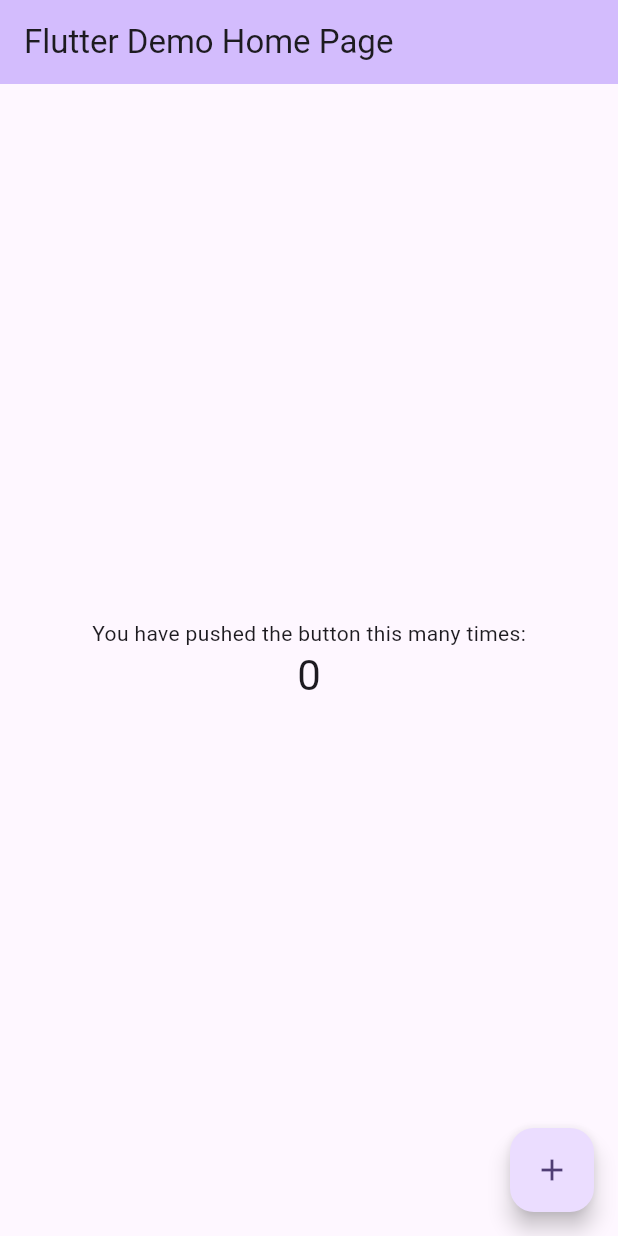
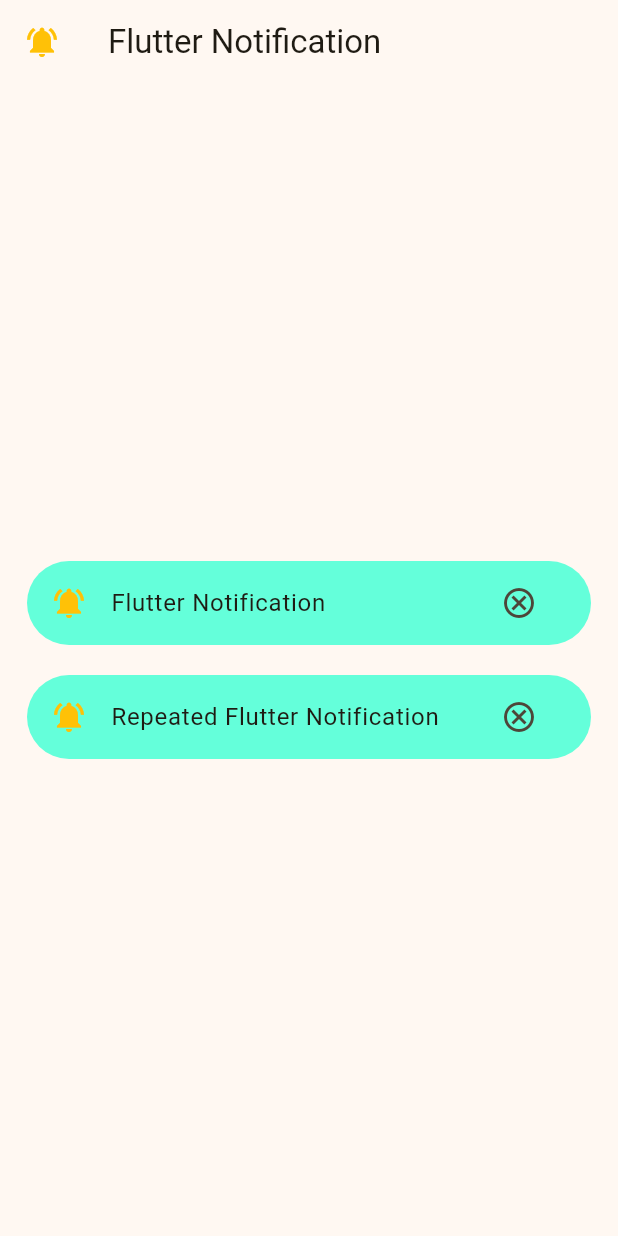
Before and after one commit to orabito/fcm_notification, a Flutter app: the screen it shows after launch, on a phone screen of 412 x 824 dp. Run offline on Flutter 3.47's test engine with Material 2 defaults, Android fonts, the phone set to English and light mode, and no system bars; our stand-ins replace flutter_local_notifications.

Commit message:
show basic notification and repeated

```diff
--- a/lib/local_service.dart
+++ b/lib/local_service.dart
@@ -1,9 +1,125 @@
-class LocalService{
+import 'package:flutter/material.dart';
+import 'package:flutter_local_notifications/flutter_local_notifications.dart';
 
+class LocalService {
+  // Initialize notifications plugin
+  static FlutterLocalNotificationsPlugin flutterLocalNotificationsPlugin =
+  FlutterLocalNotificationsPlugin();
+  // Notification Channel Configuration (Android 8.0+)
+  static const AndroidNotificationChannel _channel = AndroidNotificationChannel(
+    'high_importance_channel',// Unique channel ID
+    'High Importance Notifications',// User-visible name
+    description: 'This channel is used for important notifications.',  // Channel description in settings
+    importance: Importance.max,// Maximum priority (heads-up notification)
+    playSound: true,
+    // Custom sound from res/raw/notification_sound.mp3
+    sound: RawResourceAndroidNotificationSound('notification_sound'),
+
+  );
+
+  static Future<void> init() async {
+    // Request notification permissions (Android 13+)
+    await flutterLocalNotificationsPlugin
+        .resolvePlatformSpecificImplementation<
+        AndroidFlutterLocalNotificationsPlugin>()
+        ?.requestNotificationsPermission();
+    // Platform-specific initialization settings
+    const InitializationSettings settings = InitializationSettings(
+      android: AndroidInitializationSettings('@mipmap/ic_launcher'),
+      iOS: DarwinInitializationSettings(
+        requestAlertPermission: true, // Request alert permission
+        requestBadgePermission: true, // Request badge permission
+        requestSoundPermission: true, // Request sound permission
+      ),
+    );
+
+    // Initialize the plugin
+    await flutterLocalNotificationsPlugin.initialize(
+      settings,
+      // Handle notification taps
+      onDidReceiveNotificationResponse: (response) {
+        print('Notification tapped!');
+      },
+    );
+// Create notification channel (Android 8.0+)
+    await flutterLocalNotificationsPlugin
+        .resolvePlatformSpecificImplementation<
+        AndroidFlutterLocalNotificationsPlugin>()
+        ?.createNotificationChannel(_channel);
+  }
+  // Android-specific notification details &&basic function
+  static Future<void> showBasicNotification() async {
+    //use it in details
+    const AndroidNotificationDetails androidDetails =
+    AndroidNotificationDetails(
+      'high_importance_channel', // Same channel ID
+      'High Importance Notifications',// Channel name
+      channelDescription: 'This channel is used for important notifications.',
+      importance: Importance.max,// Maximum importance
+      priority: Priority.high,// High priority
+      ticker: 'ticker',// Text that appears in status bar
+      color: Colors.blue,
+      enableLights: true,
+      ledColor: Colors.red,
+      ledOnMs: 1000,
+      ledOffMs: 500,
+    );
+    // Platform-independent notification details
+    const NotificationDetails details = NotificationDetails(
+      android: androidDetails,
+      iOS: DarwinNotificationDetails(
+        presentAlert: true,
+        presentBadge: true,
+        presentSound: true,
+      ),
+    );
+
+    await flutterLocalNotificationsPlugin.show(
+      0,
+      'Hello!',
+      'This is a notification from Flutter',
+      details,
+      payload: 'notification_payload',
+    );
+  }
+  //repeated function
+  static Future<void> showRepeatedNotification() async {
+    //use it in details
+    const AndroidNotificationDetails androidDetails =
+    AndroidNotificationDetails(
+      'high_importance_channel 2', // Same channel ID
+      'High Importance Notifications',// Channel name
+      channelDescription: 'This channel is used for important notifications.',
+      importance: Importance.max,// Maximum importance
+      priority: Priority.high,// High priority
+      ticker: 'ticker',// Text that appears in status bar
+      color: Colors.blue,
+      enableLights: true,
+      ledColor: Colors.red,
+      ledOnMs: 1000,
+      ledOffMs: 500,
+    );
+    // Platform-independent notification details
+    const NotificationDetails details = NotificationDetails(
+      android: androidDetails,
+      iOS: DarwinNotificationDetails(
+        presentAlert: true,
+        presentBadge: true,
+        presentSound: true,
+      ),
+    );
+
+    await flutterLocalNotificationsPlugin.periodicallyShow(
+      1,
+      'Hello , this is Repeated',
+      'This is a Repeated notification from Flutter',
+      RepeatInterval.weekly,
+      details,
+      payload: 'notification_payload',
+    );
+  }
+static  Future<void> cancelNotification(int id) async {
+ await flutterLocalNotificationsPlugin.cancel(id);
+
+  }
 }
-/*
--step
--basic notification
--basic notification
-
-- */
--- a/lib/main.dart
+++ b/lib/main.dart
@@ -1,6 +1,10 @@
+import 'package:fcm_notification/local_service.dart';
 import 'package:flutter/material.dart';
 
-void main() {
+Future<void> main() async {
+  WidgetsFlutterBinding.ensureInitialized();
+  await LocalService.init();
+
   runApp(const MyApp());
 }
 
@@ -13,113 +17,72 @@ class MyApp extends StatelessWidget {
     return MaterialApp(
       title: 'Flutter Demo',
       theme: ThemeData(
-        // This is the theme of your application.
-        //
-        // TRY THIS: Try running your application with "flutter run". You'll see
-        // the application has a blue toolbar. Then, without quitting the app,
-        // try changing the seedColor in the colorScheme below to Colors.green
-        // and then invoke "hot reload" (save your changes or press the "hot
-        // reload" button in a Flutter-supported IDE, or press "r" if you used
-        // the command line to start the app).
-        //
-        // Notice that the counter didn't reset back to zero; the application
-        // state is not lost during the reload. To reset the state, use hot
-        // restart instead.
-        //
-        // This works for code too, not just values: Most code changes can be
-        // tested with just a hot reload.
-        colorScheme: ColorScheme.fromSeed(seedColor: Colors.deepPurple),
+        colorScheme: ColorScheme.fromSeed(seedColor: Colors.amber),
         useMaterial3: true,
       ),
-      home: const MyHomePage(title: 'Flutter Demo Home Page'),
+      home: const MyHomePage(),
     );
   }
 }
 
-class MyHomePage extends StatefulWidget {
-  const MyHomePage({super.key, required this.title});
-
-  // This widget is the home page of your application. It is stateful, meaning
-  // that it has a State object (defined below) that contains fields that affect
-  // how it looks.
-
-  // This class is the configuration for the state. It holds the values (in this
-  // case the title) provided by the parent (in this case the App widget) and
-  // used by the build method of the State. Fields in a Widget subclass are
-  // always marked "final".
-
-  final String title;
-
-  @override
-  State<MyHomePage> createState() => _MyHomePageState();
-}
-
-class _MyHomePageState extends State<MyHomePage> {
-  int _counter = 0;
-
-  void _incrementCounter() {
-    setState(() {
-      // This call to setState tells the Flutter framework that something has
-      // changed in this State, which causes it to rerun the build method below
-      // so that the display can reflect the updated values. If we changed
-      // _counter without calling setState(), then the build method would not be
-      // called again, and so nothing would appear to happen.
-      _counter++;
-    });
-  }
+class MyHomePage extends StatelessWidget {
+  const MyHomePage({super.key});
 
   @override
   Widget build(BuildContext context) {
-    // This method is rerun every time setState is called, for instance as done
-    // by the _incrementCounter method above.
-    //
-    // The Flutter framework has been optimized to make rerunning build methods
-    // fast, so that you can just rebuild anything that needs updating rather
-    // than having to individually change instances of widgets.
     return Scaffold(
         appBar: AppBar(
-        // TRY THIS: Try changing the color here to a specific color (to
-        // Colors.amber, perhaps?) and trigger a hot reload to see the AppBar
-        // change color while the other colors stay the same.
-        backgroundColor: Theme.of(context).colorScheme.inversePrimary,
-        // Here we take the value from the MyHomePage object that was created by
-        // the App.build method, and use it to set our appbar title.
-        title: Text(widget.title),
+          leading: Icon(color: Colors.amber, Icons.notifications_active),
+          title: const Text("Flutter Notification"),
         ),
-      body: Center(
-        // Center is a layout widget. It takes a single child and positions it
-        // in the middle of the parent.
+        body: Padding(
+          padding: const EdgeInsets.all(18.0),
           child: Column(
-          // Column is also a layout widget. It takes a list of children and
-          // arranges them vertically. By default, it sizes itself to fit its
-          // children horizontally, and tries to be as tall as its parent.
-          //
-          // Column has various properties to control how it sizes itself and
-          // how it positions its children. Here we use mainAxisAlignment to
-          // center the children vertically; the main axis here is the vertical
-          // axis because Columns are vertical (the cross axis would be
-          // horizontal).
-          //
-          // TRY THIS: Invoke "debug painting" (choose the "Toggle Debug Paint"
-          // action in the IDE, or press "p" in the console), to see the
-          // wireframe for each widget.
             mainAxisAlignment: MainAxisAlignment.center,
-          children: <Widget>[
-            const Text(
-              'You have pushed the button this many times:',
+
+            children: [
+              Container(
+                decoration: BoxDecoration(
+                    borderRadius: BorderRadius.circular(166),
+                    color: Colors.tealAccent),
+                child: ListTile(
+                  onTap: ()  {
+                    LocalService.showBasicNotification();
+                  },
+                  trailing: IconButton(
+                      onPressed: () {
+                        LocalService.cancelNotification(0);
+
+                      },
+                      icon: const Icon(Icons.cancel_outlined)),
+                  title: const Text("Flutter Notification"),
+                  leading: const Icon(
+                      color: Colors.amber, Icons.notifications_active),
                 ),
-            Text(
-              '$_counter',
-              style: Theme.of(context).textTheme.headlineMedium,
               ),
+              SizedBox(
+                height: 20,
+              ),
+              Container(
+                decoration: BoxDecoration(
+                    borderRadius: BorderRadius.circular(166),
+                    color: Colors.tealAccent),
+                child: ListTile(
+                  onTap: ()  {
+                    LocalService.showRepeatedNotification();
+                  },
+                  trailing: IconButton(
+                      onPressed: () {
+                        LocalService.cancelNotification(1);
+                      },
+                      icon: const Icon(Icons.cancel_outlined)),
+                    title: const Text("Repeated Flutter Notification"),
+                  leading: const Icon(
+                      color: Colors.amber, Icons.notifications_active),
+                ),
+              )
             ],
           ),
-      ),
-      floatingActionButton: FloatingActionButton(
-        onPressed: _incrementCounter,
-        tooltip: 'Increment',
-        child: const Icon(Icons.add),
-      ), // This trailing comma makes auto-formatting nicer for build methods.
-    );
+        ));
   }
 }
--- a/pubspec.yaml
+++ b/pubspec.yaml
@@ -35,6 +35,7 @@ dependencies:
   # The following adds the Cupertino Icons font to your application.
   # Use with the CupertinoIcons class for iOS style icons.
   cupertino_icons: ^1.0.2
+  flutter_local_notifications:
 
 dev_dependencies:
   flutter_test:
```
Also changed, not shown: pubspec.lock, 4 other files. Lines whose indentation alone changed are shown as unchanged.
